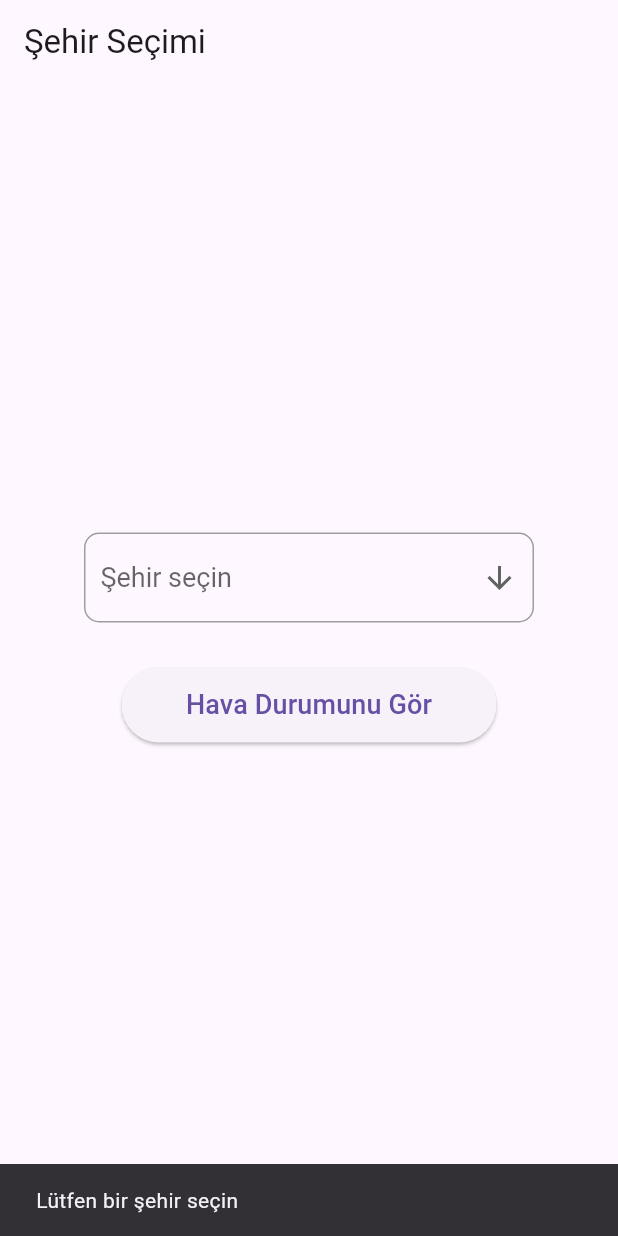
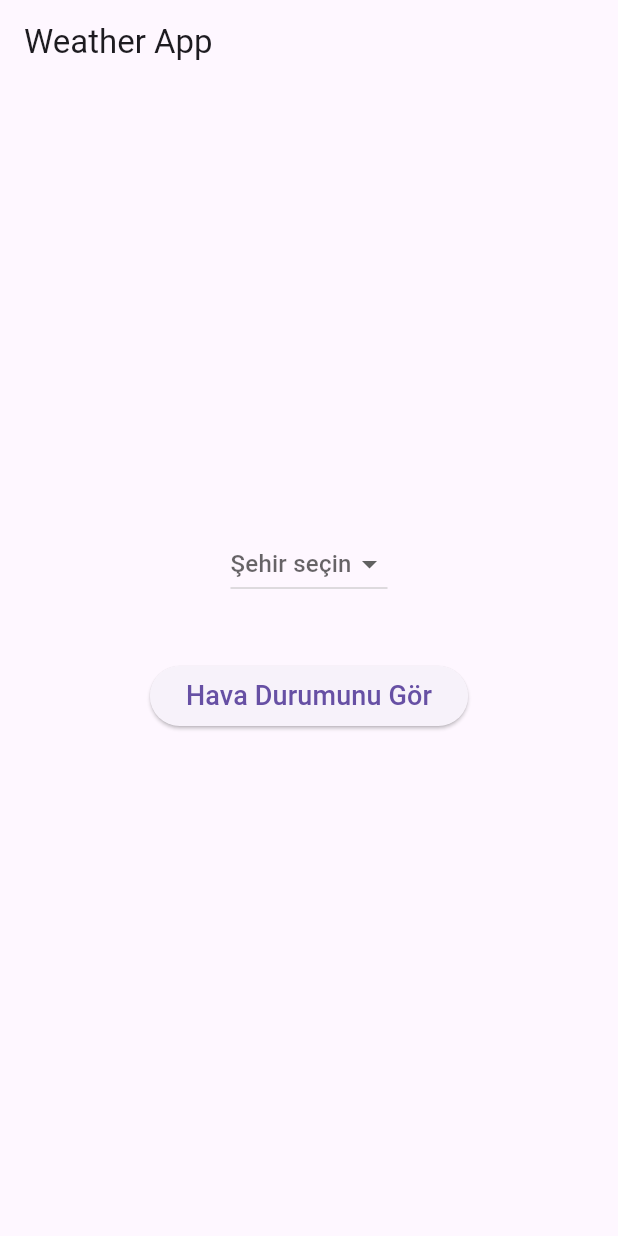
Before and after one commit to esmaozgun/Flutter-Weather-App, a Flutter app: the screen it shows after launch, after a tap on "Hava Durumunu Gör", on a phone screen of 412 x 824 dp. Run offline on Flutter 3.47's test engine with Material 3 defaults, Android fonts, the phone set to English and light mode, and no system bars.

Commit message:
Update home.dart

```diff
--- a/lib/screens/home.dart
+++ b/lib/screens/home.dart
@@ -1,5 +1,6 @@
 import 'package:flutter/material.dart';
-import 'package:weatherapp/services/weather_service.dart';
+import '../services/weather_service.dart';
+import '../model/weather_model.dart';
 
 class HomeScreen extends StatefulWidget {
   @override
@@ -8,27 +9,22 @@ class HomeScreen extends StatefulWidget {
 
 class _HomeScreenState extends State<HomeScreen> {
   String? _selectedCity;
-  final List<String> _cities = ['İstanbul', 'Ankara', 'İzmir'];
-  Map<String, dynamic>? _weatherData;
+  WeatherService _weatherService = WeatherService();
+  Weather? _weatherData;
+  bool _isLoading = false;
 
-  final WeatherService _weatherService = WeatherService();
+  void _fetchWeatherData() async {
+    if (_selectedCity != null) {
+      setState(() {
+        _isLoading = true;
+      });
 
-  void _getData() async {
-    if (_selectedCity != null) {
       final data = await _weatherService.fetchWeather(_selectedCity!);
-      if (data != null) {
+
       setState(() {
         _weatherData = data;
+        _isLoading = false;
       });
-      } else {
-        ScaffoldMessenger.of(context).showSnackBar(
-          SnackBar(content: Text('Hava durumu verisi alınamadı')),
-        );
-      }
-    } else {
-      ScaffoldMessenger.of(context).showSnackBar(
-        SnackBar(content: Text('Lütfen bir şehir seçin')),
-      );
     }
   }
 
@@ -36,72 +32,74 @@ class _HomeScreenState extends State<HomeScreen> {
   Widget build(BuildContext context) {
     return Scaffold(
       appBar: AppBar(
-        title: const Text('Şehir Seçimi'),
+        title: Text('Weather App'),
       ),
       body: Center(
         child: Padding(
           padding: const EdgeInsets.all(16.0),
           child: Column(
             mainAxisAlignment: MainAxisAlignment.center,
-            children: <Widget>[
-              Container(
-                width: 300, // Dropdown genişliği
-                padding: const EdgeInsets.symmetric(horizontal: 10, vertical: 5),
-                decoration: BoxDecoration(
-                  borderRadius: BorderRadius.circular(10),
-                  border: Border.all(color: Colors.grey, width: 1),
+            children: [
+              DropdownButton<String>(
+                value: _selectedCity,
+                hint: Text('Şehir seçin'),
+                items: ['Istanbul', 'Ankara', 'Izmir'].map((String city) {
+                  return DropdownMenuItem<String>(
+                    value: city,
+                    child: Text(
+                      city,
+                      style: TextStyle(fontSize: 18.0),
                     ),
-                child: DropdownButtonHideUnderline(
-                  child: DropdownButton<String>(
-                    hint: const Text('Şehir seçin'),
-                    value: _selectedCity,
-                    isExpanded: true,
-                    icon: const Icon(Icons.arrow_downward),
-                    iconSize: 24,
-                    elevation: 16,
-                    style: const TextStyle(color: Colors.black, fontSize: 18),
-                    onChanged: (String? newValue) {
+                  );
+                }).toList(),
+                onChanged: (newValue) {
                   setState(() {
                     _selectedCity = newValue;
-                        _weatherData = null;
                   });
                 },
-                    items: _cities.map<DropdownMenuItem<String>>((String city) {
-                      return DropdownMenuItem<String>(
-                        value: city,
-                        child: Text(city),
-                      );
-                    }).toList(),
               ),
+              SizedBox(height: 40),
+              ElevatedButton(
+                onPressed: _fetchWeatherData,
+                child: Text('Hava Durumunu Gör', style: TextStyle(fontSize: 18.0)),
               ),
-              ),
-              const SizedBox(height: 30),
-              SizedBox(
-                width: 250, // Buton genişliği
-                height: 50, // Buton yüksekliği
-                child: ElevatedButton(
-                  onPressed: _getData,
-                  child: const Text(
-                    'Hava Durumunu Gör',
-                    style: TextStyle(fontSize: 18),
-                  ),
-                ),
-              ),
-              const SizedBox(height: 30),
-              _weatherData != null
+              SizedBox(height: 40),
+              _isLoading
+                  ? CircularProgressIndicator()
+                  : _weatherData != null
                   ? Column(
                 children: [
                   Text(
-                    'Sıcaklık: ${_weatherData!['main']['temp']}°C',
-                    style: TextStyle(fontSize: 20),
+                    'Sıcaklık: ${_weatherData!.temp}°C',
+                    style: TextStyle(fontSize: 20.0),
                   ),
                   Text(
-                    'Durum: ${_weatherData!['weather'][0]['description']}',
-                    style: TextStyle(fontSize: 20),
+                    'Durum: ${_weatherData!.description}',
+                    style: TextStyle(fontSize: 20.0),
+                  ),
+                  Text(
+                    'Hissedilen: ${_weatherData!.feelsLike}°C',
+                    style: TextStyle(fontSize: 20.0),
+                  ),
+                  Text(
+                    'Minimum Sıcaklık: ${_weatherData!.tempMin}°C',
+                    style: TextStyle(fontSize: 20.0),
+                  ),
+                  Text(
+                    'Maximum Sıcaklık: ${_weatherData!.tempMax}°C',
+                    style: TextStyle(fontSize: 20.0),
+                  ),
+                  Text(
+                    'Basınç: ${_weatherData!.pressure} hPa',
+                    style: TextStyle(fontSize: 20.0),
+                  ),
+                  Text(
+                    'Nem: ${_weatherData!.humidity}%',
+                    style: TextStyle(fontSize: 20.0),
                   ),
                 ],
               )
-                  : Container(),
+                  : SizedBox.shrink(),
             ],
           ),
         ),
```
Lines whose indentation alone changed are shown as unchanged.
